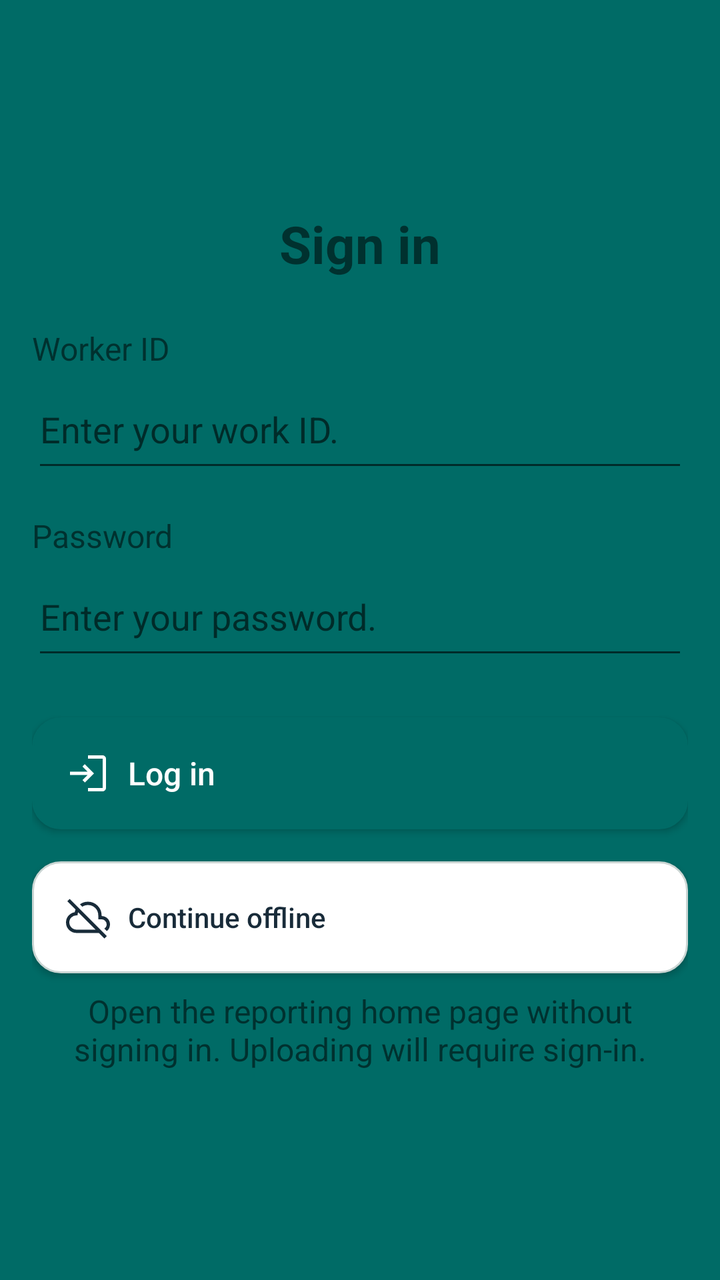
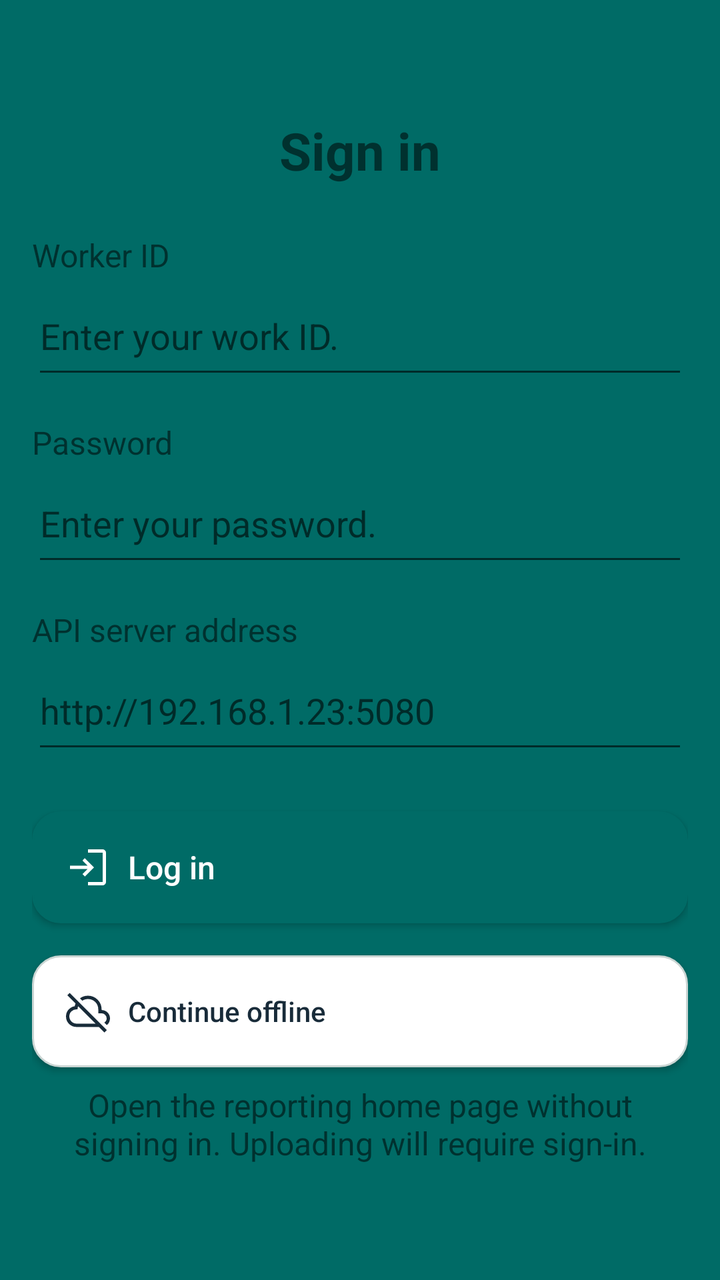

Compare the two renders of this Android layout. The source of the first and the diff that turns it into the second are given below.
<!-- AndroidManifest.xml: activity theme Theme.JavaReportingSystem.Starting -->
<!-- res/layout/activity_login.xml -->
<?xml version="1.0" encoding="utf-8"?>
<androidx.constraintlayout.widget.ConstraintLayout xmlns:android="http://schemas.android.com/apk/res/android"
    xmlns:app="http://schemas.android.com/apk/res-auto"
    xmlns:tools="http://schemas.android.com/tools"
    android:id="@+id/main"
    android:layout_width="match_parent"
    android:layout_height="match_parent"
    tools:context=".LoginActivity">

    <ScrollView
        android:layout_width="0dp"
        android:layout_height="0dp"
        android:fillViewport="true"
        app:layout_constraintTop_toTopOf="parent"
        app:layout_constraintBottom_toBottomOf="parent"
        app:layout_constraintStart_toStartOf="parent"
        app:layout_constraintEnd_toEndOf="parent">

        <LinearLayout
            android:layout_width="match_parent"
            android:layout_height="wrap_content"
            android:orientation="vertical"
            android:gravity="center_vertical"
            android:paddingStart="@dimen/activity_horizontal_margin"
            android:paddingEnd="@dimen/activity_horizontal_margin"
            android:paddingTop="@dimen/activity_vertical_margin"
            android:paddingBottom="@dimen/activity_vertical_margin">

            <TextView
                android:layout_width="match_parent"
                android:layout_height="wrap_content"
                android:text="Sign in"
                android:textSize="@dimen/login_title_size"
                android:textAlignment="center"
                android:textStyle="bold" />

            <TextView
                android:layout_width="match_parent"
                android:layout_height="wrap_content"
                android:layout_marginTop="24dp"
                android:labelFor="@id/workerIdInput"
                android:text="Worker ID"
                android:textSize="@dimen/login_label_size" />

            <EditText
                android:id="@+id/workerIdInput"
                android:maxLength="50"
                android:layout_width="match_parent"
                android:layout_height="wrap_content"
                android:minHeight="56dp"
                android:autofillHints="username"
                android:imeOptions="actionNext"
                android:inputType="text"
                android:hint="Enter your work ID. "
                android:textSize="@dimen/login_input_size" />

            <TextView
                android:layout_width="match_parent"
                android:layout_height="wrap_content"
                android:layout_marginTop="16dp"
                android:labelFor="@id/passwordInput"
                android:text="Password"
                android:textSize="@dimen/login_label_size" />

            <EditText
                android:id="@+id/passwordInput"
                android:layout_width="match_parent"
                android:layout_height="wrap_content"
                android:minHeight="56dp"
                android:autofillHints="password"
                android:imeOptions="actionDone"
                android:inputType="textPassword"
                android:hint="Enter your password. "
                android:textSize="@dimen/login_input_size" />

            <Button
                android:id="@+id/loginButton"
                android:background="@drawable/back_button"
                android:textColor="@color/safety_on_action"
                app:backgroundTint="@null"
                android:layout_width="match_parent"
                android:layout_height="wrap_content"
                android:layout_marginTop="24dp"
                android:minHeight="56dp"
                android:text="Log in"
                android:textSize="@dimen/login_button_size"
                android:drawableStart="@drawable/ic_ms_login"
                android:drawableTint="@color/safety_on_action"
                android:drawablePadding="8dp"
                android:gravity="center_vertical|start"
                android:paddingStart="16dp"
                android:paddingEnd="16dp"
                android:textAllCaps="false" />

            <ProgressBar
                android:id="@+id/loginProgress"
                android:layout_width="wrap_content"
                android:layout_height="wrap_content"
                android:layout_gravity="center_horizontal"
                android:layout_marginTop="16dp"
                android:visibility="gone" />

            <TextView
                android:id="@+id/loginError"
                android:layout_width="match_parent"
                android:layout_height="wrap_content"
                android:layout_marginTop="12dp"
                android:textColor="@android:color/holo_red_dark"
                android:textSize="@dimen/login_label_size"
                android:visibility="gone" />

            <Button
                android:id="@+id/continueOfflineButton"
                android:background="@drawable/outline_button"
                android:textColor="@color/safety_text"
                app:backgroundTint="@null"
                android:layout_width="match_parent"
                android:layout_height="wrap_content"
                android:layout_marginTop="16dp"
                android:minHeight="56dp"
                android:text="@string/continue_offline"
                android:drawableStart="@drawable/ic_ms_cloud_off"
                android:drawableTint="@color/safety_text"
                android:drawablePadding="8dp"
                android:gravity="center_vertical|start"
                android:paddingStart="16dp"
                android:paddingEnd="16dp"
                android:textAllCaps="false" />

            <TextView
                android:layout_width="match_parent"
                android:layout_height="wrap_content"
                android:layout_marginTop="8dp"
                android:gravity="center"
                android:text="@string/offline_login_explanation"
                android:textSize="@dimen/login_label_size" />

        </LinearLayout>
    </ScrollView>

</androidx.constraintlayout.widget.ConstraintLayout>
<!-- resources referenced by this layout -->
<resources>
  <color name="safety_on_action">#FFFFFF</color>
  <color name="safety_text">#182B39</color>
  <dimen name="activity_horizontal_margin">16dp</dimen>
  <dimen name="activity_vertical_margin">16dp</dimen>
  <dimen name="login_button_size">16sp</dimen>
  <dimen name="login_input_size">18sp</dimen>
  <dimen name="login_label_size">16sp</dimen>
  <dimen name="login_title_size">26sp</dimen>
  <!-- drawable back_button (drawable) -->
  <?xml version="1.0" encoding="utf-8"?>
  <shape xmlns:android="http://schemas.android.com/apk/res/android" android:shape="rectangle">
      <solid android:color="@color/safety_action" />
      <stroke android:width="1dp" android:color="@color/safety_action" />
      <corners android:radius="14dp" />
  </shape>
  <!-- drawable ic_ms_login (drawable) -->
  <vector xmlns:android="http://schemas.android.com/apk/res/android"
      android:width="24dp"
      android:height="24dp"
      android:viewportWidth="960"
      android:viewportHeight="960"
      android:autoMirrored="true">
    <path
        android:fillColor="@color/safety_text"
        android:pathData="M480.67,840L480.67,773.33L773.33,773.33Q773.33,773.33 773.33,773.33Q773.33,773.33 773.33,773.33L773.33,186.67Q773.33,186.67 773.33,186.67Q773.33,186.67 773.33,186.67L480.67,186.67L480.67,120L773.33,120Q800.33,120 820.17,139.83Q840,159.67 840,186.67L840,773.33Q840,800.33 820.17,820.17Q800.33,840 773.33,840L480.67,840ZM417.33,663.33L370.33,615.33L472.33,513.33L120,513.33L120,446.67L471,446.67L369,344.67L416,296.67L600,480.67L417.33,663.33Z"/>
  </vector>
  <!-- drawable outline_button (drawable) -->
  <?xml version="1.0" encoding="utf-8"?>
  <shape xmlns:android="http://schemas.android.com/apk/res/android" android:shape="rectangle">
      <solid android:color="@color/safety_surface" />
      <stroke android:width="1dp" android:color="@color/safety_border" />
      <corners android:radius="14dp" />
  </shape>
  <string name="continue_offline">Continue offline</string>
  <string name="offline_login_explanation">Open the reporting home page without signing in. Uploading will require sign-in.</string>
  <style name="Theme.JavaReportingSystem.Starting" parent="Theme.JavaReportingSystem">
          <item name="android:windowBackground">@drawable/splash_screen_background</item>
          <item name="android:statusBarColor">@color/safety_action</item>
          <item name="android:navigationBarColor">@color/safety_action</item>
          <item name="android:windowLightStatusBar">false</item>
      </style>
  <color name="safety_action">#006B66</color>
  <color name="safety_surface">#FFFFFF</color>
  <color name="safety_border">#CAD5D3</color>
  <style name="Theme.JavaReportingSystem" parent="Base.Theme.JavaReportingSystem" />
  <!-- drawable splash_screen_background (drawable) -->
  <?xml version="1.0" encoding="utf-8"?>
  <layer-list xmlns:android="http://schemas.android.com/apk/res/android">
      <item android:drawable="@color/safety_action" />
      <item
          android:width="240dp"
          android:height="240dp"
          android:drawable="@drawable/ic_hazard_splash"
          android:gravity="center" />
  </layer-list>
  <style name="Base.Theme.JavaReportingSystem" parent="Theme.AppCompat.Light.NoActionBar">
          <item name="colorPrimary">@color/safety_action</item>
          <item name="colorOnPrimary">@color/safety_on_action</item>
          <item name="colorSurface">@color/safety_surface</item>
          <item name="colorOnSurface">@color/safety_text</item>
          <item name="android:colorAccent">@color/safety_action</item>
          <item name="android:windowBackground">@color/safety_background</item>
          <item name="android:statusBarColor">@color/safety_background</item>
          <item name="android:navigationBarColor">@color/safety_background</item>
          <item name="android:windowLightStatusBar">true</item>
      </style>
  <color name="safety_background">#F5F4EF</color>
  <!-- unchanged entries left out for length: 2 -->
</resources>

<!-- the commit's change to res/layout/activity_login.xml (unified diff, before → after) -->
@@ -68,9 +68,28 @@
                 android:layout_height="wrap_content"
                 android:minHeight="56dp"
                 android:autofillHints="password"
-                android:imeOptions="actionDone"
+                android:imeOptions="actionNext"
                 android:inputType="textPassword"
                 android:hint="Enter your password. "
+                android:textSize="@dimen/login_input_size" />
+
+            <TextView
+                android:layout_width="match_parent"
+                android:layout_height="wrap_content"
+                android:layout_marginTop="16dp"
+                android:labelFor="@id/serverAddressInput"
+                android:text="API server address"
+                android:textSize="@dimen/login_label_size" />
+
+            <EditText
+                android:id="@+id/serverAddressInput"
+                android:layout_width="match_parent"
+                android:layout_height="wrap_content"
+                android:minHeight="56dp"
+                android:hint="http://192.168.1.23:5080"
+                android:inputType="textUri"
+                android:imeOptions="actionDone"
+                android:singleLine="true"
                 android:textSize="@dimen/login_input_size" />
 
             <Button
